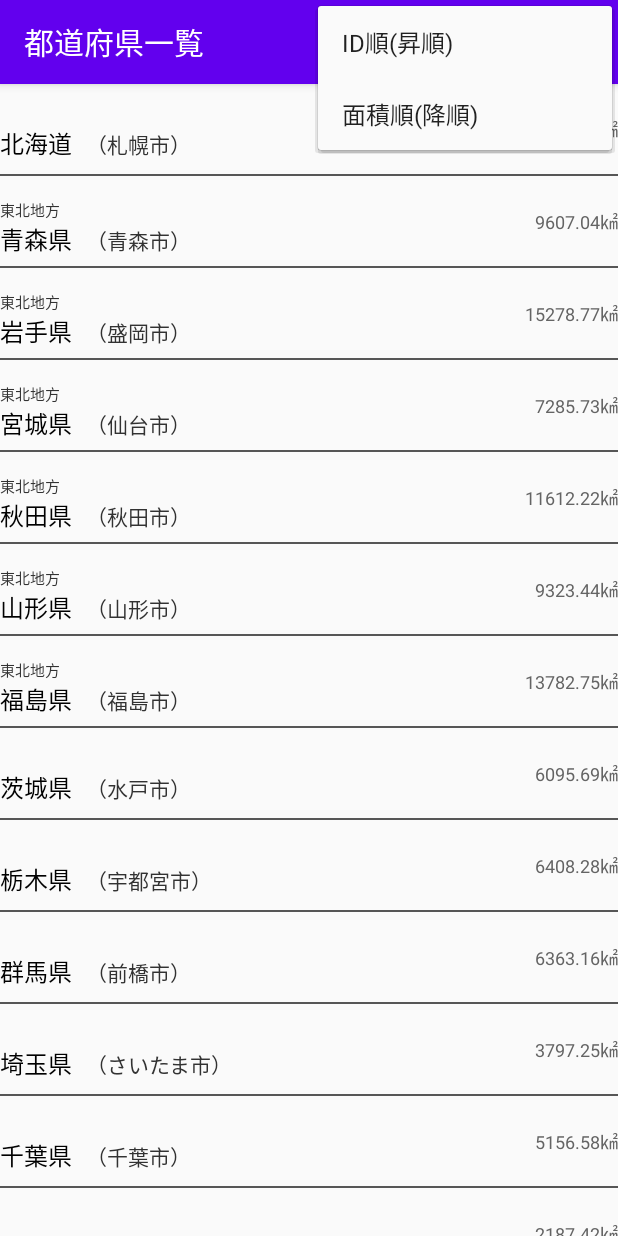
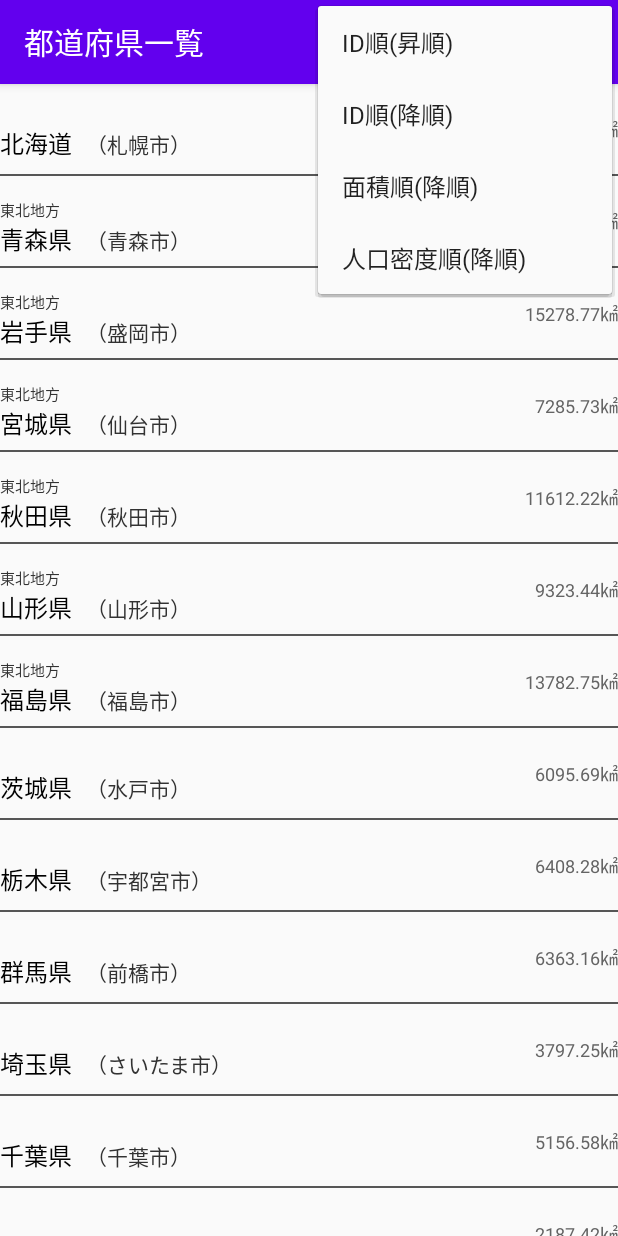
Before and after one commit to takaking216/WorkTest, an Android app: the screen it shows after launch (MainActivity), with the options menu open, on a phone screen of 412 x 824 dp. Run offline under Robolectric (Android 15) with nearby library versions, the phone set to English and light mode, and no system bars.

Commit message:
ハンバーガーメニューに項目追加 ID降順選択で降順ソート

```diff
--- a/app/src/main/java/com/example/worktest/MainActivity.kt
+++ b/app/src/main/java/com/example/worktest/MainActivity.kt
@@ -38,6 +38,12 @@ class MainActivity : AppCompatActivity() {
                 Collections.sort(j!!.prefectures, IdComparator())
                 a!!.notifyDataSetChanged()
             }
+
+            R.id.id_desc -> {
+                Collections.sort(j!!.prefectures, IdComparatorDesc())
+                a!!.notifyDataSetChanged()
+            }
+
             R.id.area_desc -> {
                 Collections.sort(j!!.prefectures, AreaComparator())
                 a!!.notifyDataSetChanged()
--- a/app/src/main/res/menu/menu.xml
+++ b/app/src/main/res/menu/menu.xml
@@ -3,6 +3,12 @@
         android:id="@+id/id_ask"
         android:title="ID順(昇順)" />
     <item
+        android:id="@+id/id_desc"
+        android:title="ID順(降順)" />
+    <item
         android:id="@+id/area_desc"
         android:title="面積順(降順)" />
+    <item
+        android:id="@+id/jinkou_desc"
+        android:title="人口密度順(降順)" />
 </menu>
```
Also changed, not shown: app/src/main/java/com/example/worktest/IdComparatorDesc.kt (added, +9 -0 lines).
